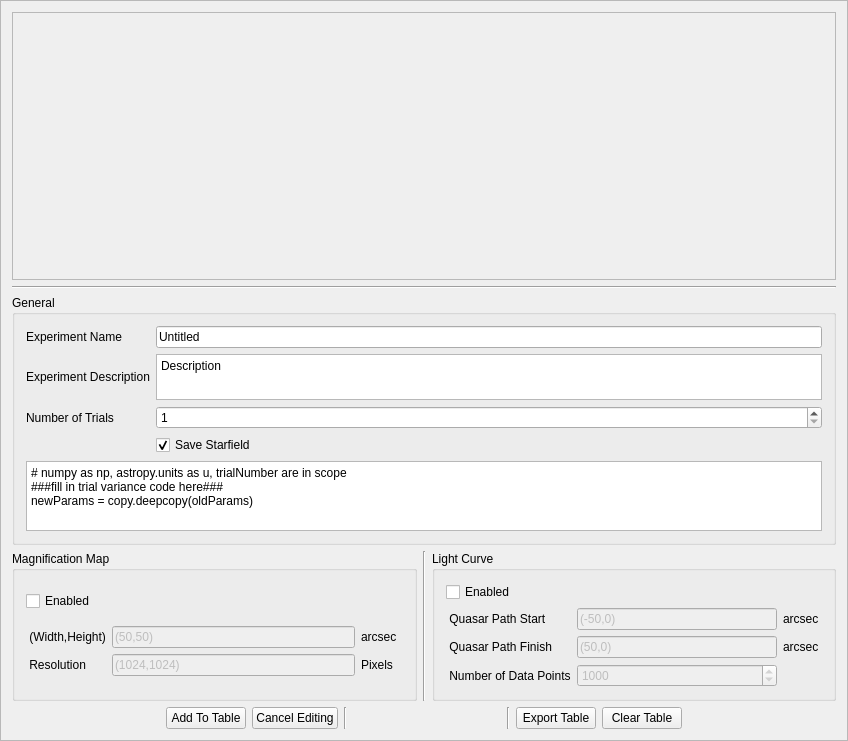
Above: Resources/GUIViews/BatchTableView/batchtableview.ui from JordanKoeller/MirageOld before the change. Below: the same form after it.
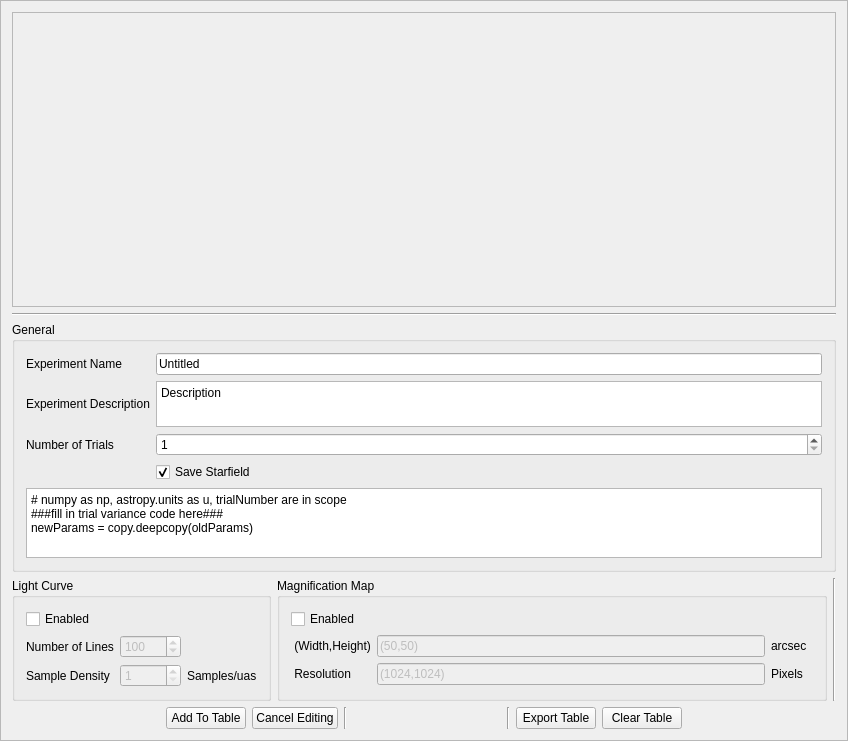
That is the form after the change.

```diff
--- a/Resources/GUIViews/BatchTableView/batchtableview.ui
+++ b/Resources/GUIViews/BatchTableView/batchtableview.ui
@@ -52,7 +52,7 @@
             <x>0</x>
             <y>0</y>
             <width>826</width>
-            <height>242</height>
+            <height>288</height>
            </rect>
           </property>
          </widget>
@@ -165,6 +165,80 @@
        </item>
        <item>
         <layout class="QHBoxLayout" name="horizontalLayout">
+         <item>
+          <widget class="QGroupBox" name="verticalGroupBox_3">
+           <property name="title">
+            <string>Light Curve</string>
+           </property>
+           <layout class="QVBoxLayout" name="verticalLayout_3">
+            <item>
+             <layout class="QHBoxLayout" name="horizontalLayout_3">
+              <item>
+               <widget class="QCheckBox" name="enableLightCurve">
+                <property name="text">
+                 <string>Enabled</string>
+                </property>
+               </widget>
+              </item>
+             </layout>
+            </item>
+            <item>
+             <layout class="QGridLayout" name="gridLayout_4">
+              <item row="1" column="0">
+               <widget class="QLabel" name="label_2">
+                <property name="text">
+                 <string>Sample Density</string>
+                </property>
+               </widget>
+              </item>
+              <item row="0" column="1">
+               <widget class="QSpinBox" name="lightCurveCountEntry">
+                <property name="enabled">
+                 <bool>false</bool>
+                </property>
+                <property name="minimum">
+                 <number>1</number>
+                </property>
+                <property name="maximum">
+                 <number>10000</number>
+                </property>
+                <property name="value">
+                 <number>100</number>
+                </property>
+               </widget>
+              </item>
+              <item row="0" column="0">
+               <widget class="QLabel" name="label">
+                <property name="text">
+                 <string>Number of Lines</string>
+                </property>
+               </widget>
+              </item>
+              <item row="1" column="1">
+               <widget class="QSpinBox" name="sampleDensityEntry">
+                <property name="enabled">
+                 <bool>false</bool>
+                </property>
+                <property name="minimum">
+                 <number>1</number>
+                </property>
+                <property name="maximum">
+                 <number>100</number>
+                </property>
+               </widget>
+              </item>
+              <item row="1" column="2">
+               <widget class="QLabel" name="label_3">
+                <property name="text">
+                 <string>Samples/uas</string>
+                </property>
+               </widget>
+              </item>
+             </layout>
+            </item>
+           </layout>
+          </widget>
+         </item>
          <item>
           <widget class="QGroupBox" name="verticalGroupBox_2">
            <property name="title">
@@ -240,103 +314,6 @@
            </property>
           </widget>
          </item>
-         <item>
-          <widget class="QGroupBox" name="verticalGroupBox_3">
-           <property name="title">
-            <string>Light Curve</string>
-           </property>
-           <layout class="QVBoxLayout" name="verticalLayout_3">
-            <item>
-             <widget class="QCheckBox" name="enableLightCurve">
-              <property name="text">
-               <string>Enabled</string>
-              </property>
-             </widget>
-            </item>
-            <item>
-             <layout class="QGridLayout" name="gridLayout_4">
-              <item row="1" column="3">
-               <widget class="QLabel" name="unitLabel_4">
-                <property name="text">
-                 <string>arcsec </string>
-                </property>
-               </widget>
-              </item>
-              <item row="1" column="0">
-               <widget class="QLabel" name="label_32">
-                <property name="text">
-                 <string> Quasar Path Finish</string>
-                </property>
-               </widget>
-              </item>
-              <item row="1" column="2">
-               <widget class="QLineEdit" name="quasarPathEnd">
-                <property name="enabled">
-                 <bool>false</bool>
-                </property>
-                <property name="text">
-                 <string>(50,0)</string>
-                </property>
-               </widget>
-              </item>
-              <item row="0" column="3">
-               <widget class="QLabel" name="unitLabel_3">
-                <property name="text">
-                 <string>arcsec </string>
-                </property>
-               </widget>
-              </item>
-              <item row="0" column="2">
-               <widget class="QLineEdit" name="quasarPathStart">
-                <property name="enabled">
-                 <bool>false</bool>
-                </property>
-                <property name="text">
-                 <string>(-50,0)</string>
-                </property>
-               </widget>
-              </item>
-              <item row="0" column="0">
-               <widget class="QLabel" name="label_31">
-                <property name="text">
-                 <string> Quasar Path Start</string>
-                </property>
-               </widget>
-              </item>
-              <item row="2" column="0">
-               <widget class="QLabel" name="label_33">
-                <property name="text">
-                 <string> Number of Data Points</string>
-                </property>
-               </widget>
-              </item>
-              <item row="2" column="2">
-               <widget class="QSpinBox" name="dataPointSpinBox">
-                <property name="enabled">
-                 <bool>false</bool>
-                </property>
-                <property name="accelerated">
-                 <bool>true</bool>
-                </property>
-                <property name="minimum">
-                 <number>100</number>
-                </property>
-                <property name="maximum">
-                 <number>1000000000</number>
-                </property>
-                <property name="singleStep">
-                 <number>50</number>
-                </property>
-                <property name="value">
-                 <number>1000</number>
-                </property>
-               </widget>
-              </item>
-             </layout>
-            </item>
-           </layout>
-          </widget>
-         </item>
         </layout>
        </item>
        <item>
```
Left out of the diff: 84 changed lines with no effect on the pictures.
